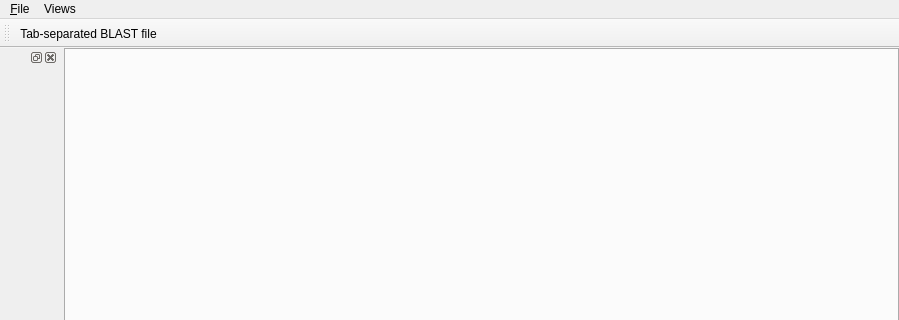
The window that main_window.ui (aakrosh/marva) describes before a commit, drawn with Qt 5; both pictures show x 0 to 899 and y 0 to 320 of the 899 by 627 pixel window.
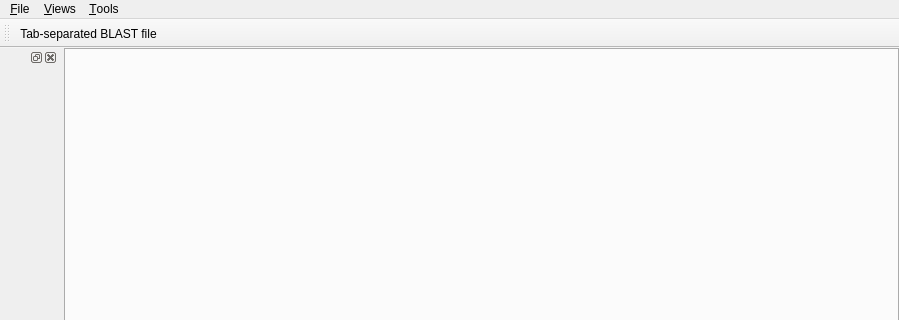
The same window after the commit.

The edit to the form file:
```diff
--- a/main_window.ui
+++ b/main_window.ui
@@ -79,13 +79,20 @@
    </widget>
    <widget class="QMenu" name="menuViews">
     <property name="title">
-     <string>Views</string>
+     <string>&amp;Views</string>
     </property>
     <addaction name="actionTaxonomyTree"/>
     <addaction name="actionCreateChart"/>
    </widget>
+   <widget class="QMenu" name="menu_Tools">
+    <property name="title">
+     <string>&amp;Tools</string>
+    </property>
+    <addaction name="actionOptions"/>
+   </widget>
    <addaction name="menuFile"/>
    <addaction name="menuViews"/>
+   <addaction name="menu_Tools"/>
   </widget>
   <widget class="QStatusBar" name="statusbar"/>
   <widget class="QToolBar" name="toolBar">
```
Left out of the diff: 26 changed lines with no effect on the pictures.
